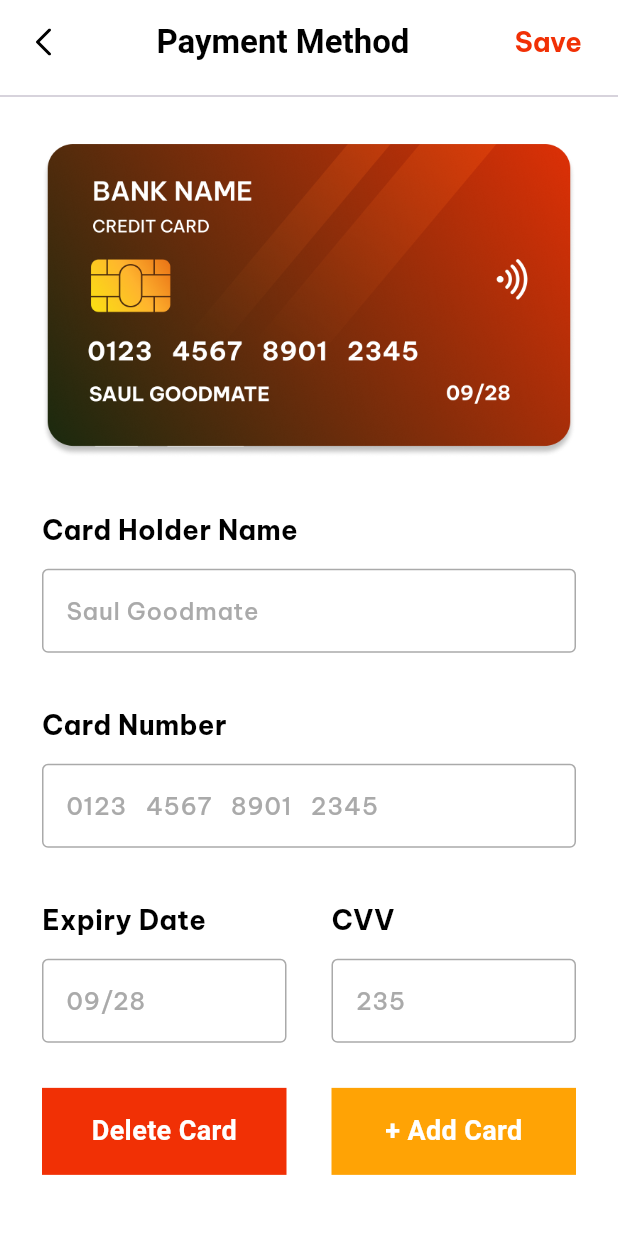
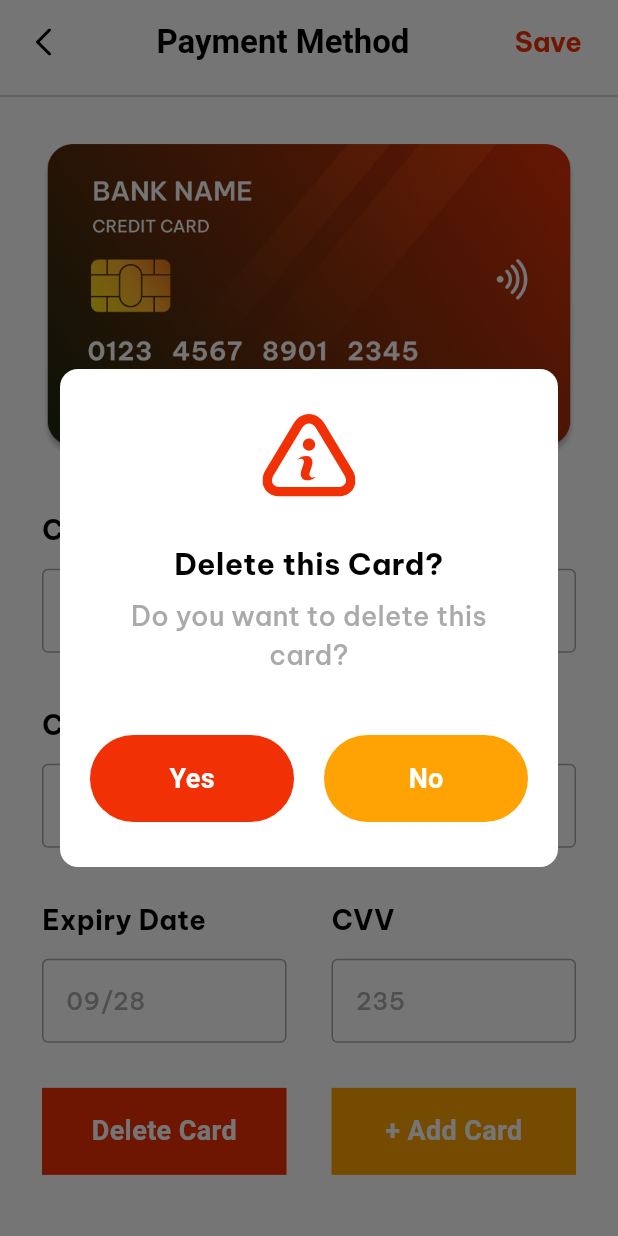
Before and after one commit to iskandarfazliddinov/market, a Flutter app: the PaymentScreen screen opened directly, after a tap on "Delete Card", on a phone screen of 412 x 824 dp. Run offline on Flutter 3.47's test engine with Material 3 defaults, Android fonts, the phone set to English and light mode, and no system bars; our stand-ins replace flutter_rating_bar, flutter_svg.

Commit message:
feat: add delete confirmation dialog for card and product removal

```diff
--- a/lib/presentation/ui/screens/main/screens/payment_screen.dart
+++ b/lib/presentation/ui/screens/main/screens/payment_screen.dart
@@ -5,6 +5,7 @@ import 'package:market/presentation/ui/resource/app_icons.dart';
 import 'package:market/presentation/ui/resource/app_images.dart';
 import 'package:market/presentation/ui/resource/app_styles.dart';
 import 'package:market/presentation/ui/widgets/w_btn.dart';
+import 'package:market/presentation/ui/widgets/w_dialog_delete.dart';
 
 class PaymentScreen extends StatefulWidget {
   const PaymentScreen({super.key});
@@ -142,14 +143,15 @@ class _PaymentScreenState extends State<PaymentScreen> {
                               keyboardType: TextInputType.number,
                               decoration: InputDecoration(
                                   hintText: "09/28",
-                                  hintStyle:
-                                  AppStyles.getTextStyle(color: AppColors.grey),
+                                  hintStyle: AppStyles.getTextStyle(
+                                      color: AppColors.grey),
                                   enabledBorder: const OutlineInputBorder(
-                                      borderSide: BorderSide(color: AppColors.grey)),
+                                      borderSide:
+                                          BorderSide(color: AppColors.grey)),
                                   border: const OutlineInputBorder(
                                       borderSide: BorderSide(
-                                        color: AppColors.grey,
-                                      ))),
+                                    color: AppColors.grey,
+                                  ))),
                             )
                           ],
                         ),
@@ -174,14 +176,15 @@ class _PaymentScreenState extends State<PaymentScreen> {
                               keyboardType: TextInputType.number,
                               decoration: InputDecoration(
                                   hintText: "235",
-                                  hintStyle:
-                                  AppStyles.getTextStyle(color: AppColors.grey),
+                                  hintStyle: AppStyles.getTextStyle(
+                                      color: AppColors.grey),
                                   enabledBorder: const OutlineInputBorder(
-                                      borderSide: BorderSide(color: AppColors.grey)),
+                                      borderSide:
+                                          BorderSide(color: AppColors.grey)),
                                   border: const OutlineInputBorder(
                                       borderSide: BorderSide(
-                                        color: AppColors.grey,
-                                      ))),
+                                    color: AppColors.grey,
+                                  ))),
                             )
                           ],
                         ),
@@ -191,9 +194,31 @@ class _PaymentScreenState extends State<PaymentScreen> {
                   const SizedBox(height: 30),
                   Row(
                     children: [
-                      Expanded(child: WBtn(onTap: (){}, title: "Delete Card",),),
+                      Expanded(
+                        child: WBtn(
+                          onTap: () {
+                            showDialog(
+                              context: context,
+                              builder: (context) {
+                                return const WDialogDelete(
+                                  title: 'Delete this Card?',
+                                  description:
+                                      'Do you want to delete this card?',
+                                );
+                              },
+                            );
+                          },
+                          title: "Delete Card",
+                        ),
+                      ),
                       const SizedBox(width: 30),
-                      Expanded(child: WBtn(onTap: (){}, title: "+ Add Card",color: AppColors.yellow,),)
+                      Expanded(
+                        child: WBtn(
+                          onTap: () {},
+                          title: "+ Add Card",
+                          color: AppColors.yellow,
+                        ),
+                      )
                     ],
                   )
                 ],
--- /dev/null
+++ b/lib/presentation/ui/widgets/w_dialog_delete.dart
@@ -0,0 +1,79 @@
+import 'package:flutter/material.dart';
+import 'package:flutter_svg/flutter_svg.dart';
+import 'package:market/presentation/ui/resource/app_colors.dart';
+import 'package:market/presentation/ui/resource/app_icons.dart';
+import 'package:market/presentation/ui/resource/app_styles.dart';
+import 'package:market/presentation/ui/widgets/w_btn.dart';
+
+class WDialogDelete extends StatelessWidget {
+  final String title;
+  final String description;
+
+  const WDialogDelete({super.key, required this.title, required this.description});
+
+  @override
+  Widget build(BuildContext context) {
+    return Dialog(
+      backgroundColor: Colors.transparent,
+      child: Container(
+        padding: const EdgeInsets.symmetric(
+          vertical: 30,
+          horizontal: 20,
+        ),
+        decoration: BoxDecoration(
+          color: AppColors.white,
+          borderRadius: BorderRadius.circular(12),
+        ),
+        child: Column(
+          mainAxisSize: MainAxisSize.min,
+          children: [
+            SvgPicture.asset(AppIcons.attation),
+            const SizedBox(height: 30),
+            Text(
+              title,
+              textAlign: TextAlign.center,
+              style: AppStyles.getTextStyle(
+                fontWeight: FontWeight.bold,
+                fontSize: 20,
+              ),
+            ),
+            const SizedBox(height: 8),
+            Text(
+              description,
+              textAlign: TextAlign.center,
+              style: AppStyles.getTextStyle(
+                fontSize: 18,
+                color: AppColors.grey,
+              ),
+            ),
+            const SizedBox(height: 40),
+            Row(
+              children: [
+                Expanded(
+                  child: WBtn(
+                    radius: 70,
+                    onTap: () {
+                      Navigator.pop(context);
+                    },
+                    title: "Yes",
+                  ),
+                ),
+                const SizedBox(width: 20),
+                Expanded(
+                  child: WBtn(
+                    onTap: () {
+                      Navigator.pop(context);
+                    },
+                    radius: 70,
+                    color: AppColors.yellow,
+                    title: "No",
+                  ),
+                )
+              ],
+            )
+          ],
+        ),
+      ),
+    );
+  }
+}
```
Also changed, not shown: lib/presentation/ui/screens/main/widgets/w_cart_item.dart (+2 -62 lines).
